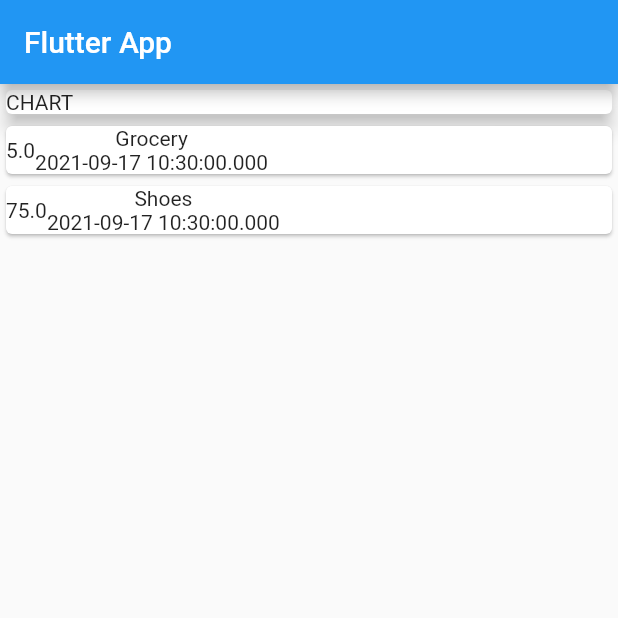
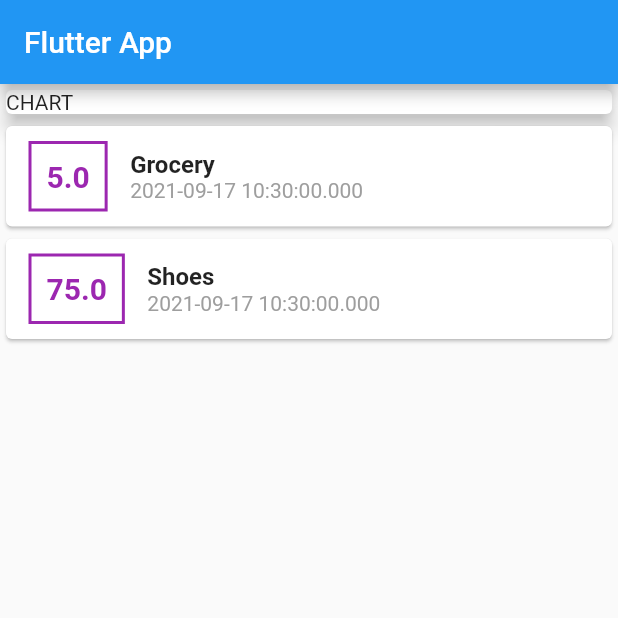
Before and after one commit to SicraStudio/flutter_pers_expenses_app, a Flutter app: the screen it shows after launch, on a phone screen of 412 x 824 dp, the top half of it. Run offline on Flutter 3.47's test engine with Material 2 defaults, Android fonts, the phone set to English and light mode, and no system bars.

Commit message:
[ADD] adds styling to tx card

```diff
--- a/lib/main.dart
+++ b/lib/main.dart
@@ -51,14 +51,40 @@ class MyHomePage extends StatelessWidget {
                 child: Row(
                   children: [
                     Container(
+                      margin: EdgeInsets.symmetric(
+                        vertical: 10,
+                        horizontal: 15,
+                      ),
+                      decoration: BoxDecoration(
+                        border: Border.all(
+                          color: Colors.purple,
+                          width: 2,
+                        ),
+                      ),
+                      padding: EdgeInsets.all(10),
                       child: Text(
                         tx.amount.toString(),
+                        style: TextStyle(
+                          fontWeight: FontWeight.bold,
+                          fontSize: 20,
+                          color: Colors.purple,
+                        ),
                       ),
                     ),
                     Column(
+                      crossAxisAlignment: CrossAxisAlignment.start,
                       children: [
-                        Text(tx.title),
-                        Text(tx.date.toString()),
+                        Text(
+                          tx.title,
+                          style: TextStyle(
+                            fontWeight: FontWeight.bold,
+                            fontSize: 16,
+                          ),
+                        ),
+                        Text(
+                          tx.date.toString(),
+                          style: TextStyle(color: Colors.grey),
+                        ),
                       ],
                     ),
                   ],
```
